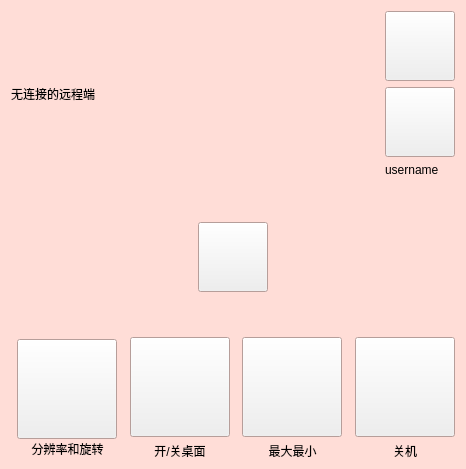
Qt form widget.ui (cdx0811/first) before a commit.
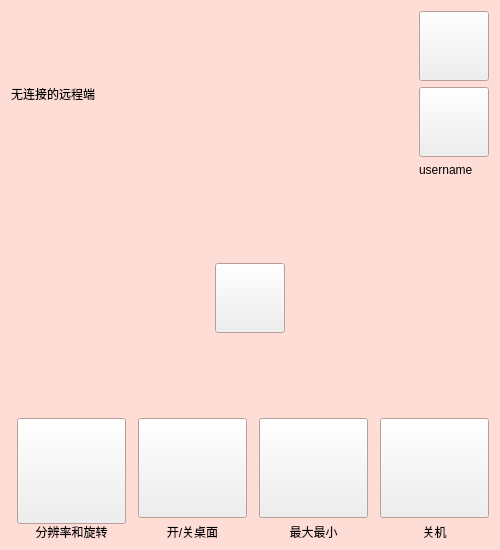
The same form after that commit. Icons and pictures are not drawn.

The edit to the form file:
```diff
--- a/widget.ui
+++ b/widget.ui
@@ -6,10 +6,22 @@
    <rect>
     <x>0</x>
     <y>0</y>
-    <width>466</width>
-    <height>469</height>
+    <width>500</width>
+    <height>550</height>
    </rect>
   </property>
+  <property name="minimumSize">
+   <size>
+    <width>500</width>
+    <height>550</height>
+   </size>
+  </property>
+  <property name="maximumSize">
+   <size>
+    <width>2000</width>
+    <height>2000</height>
+   </size>
+  </property>
   <property name="palette">
    <palette>
     <active>
@@ -116,8 +128,8 @@
          </property>
          <property name="maximumSize">
           <size>
-           <width>70</width>
-           <height>70</height>
+           <width>1000</width>
+           <height>1000</height>
           </size>
          </property>
          <property name="focusPolicy">
@@ -144,8 +156,8 @@
          </property>
          <property name="maximumSize">
           <size>
-           <width>70</width>
-           <height>70</height>
+           <width>1000</width>
+           <height>1000</height>
           </size>
          </property>
          <property name="styleSheet">
@@ -175,7 +187,7 @@
      <property name="sizeHint" stdset="0">
       <size>
        <width>20</width>
-       <height>28</height>
+       <height>72</height>
       </size>
      </property>
     </spacer>
@@ -205,8 +217,8 @@
        </property>
        <property name="maximumSize">
         <size>
-         <width>70</width>
-         <height>70</height>
+         <width>1000</width>
+         <height>1000</height>
         </size>
        </property>
        <property name="styleSheet">
@@ -240,7 +252,7 @@
      <property name="sizeHint" stdset="0">
       <size>
        <width>20</width>
-       <height>28</height>
+       <height>71</height>
       </size>
      </property>
     </spacer>
@@ -271,8 +283,8 @@
          </property>
          <property name="maximumSize">
           <size>
-           <width>100</width>
-           <height>100</height>
+           <width>1000</width>
+           <height>1000</height>
           </size>
          </property>
          <property name="layoutDirection">
@@ -325,8 +337,8 @@
          </property>
          <property name="maximumSize">
           <size>
-           <width>100</width>
-           <height>100</height>
+           <width>1000</width>
+           <height>1000</height>
           </size>
          </property>
          <property name="styleSheet">
@@ -382,8 +394,8 @@
          </property>
          <property name="maximumSize">
           <size>
-           <width>100</width>
-           <height>100</height>
+           <width>1000</width>
+           <height>1000</height>
           </size>
          </property>
          <property name="styleSheet">
@@ -443,8 +455,8 @@
          </property>
          <property name="maximumSize">
           <size>
-           <width>100</width>
-           <height>100</height>
+           <width>1000</width>
+           <height>1000</height>
           </size>
          </property>
          <property name="styleSheet">
```
